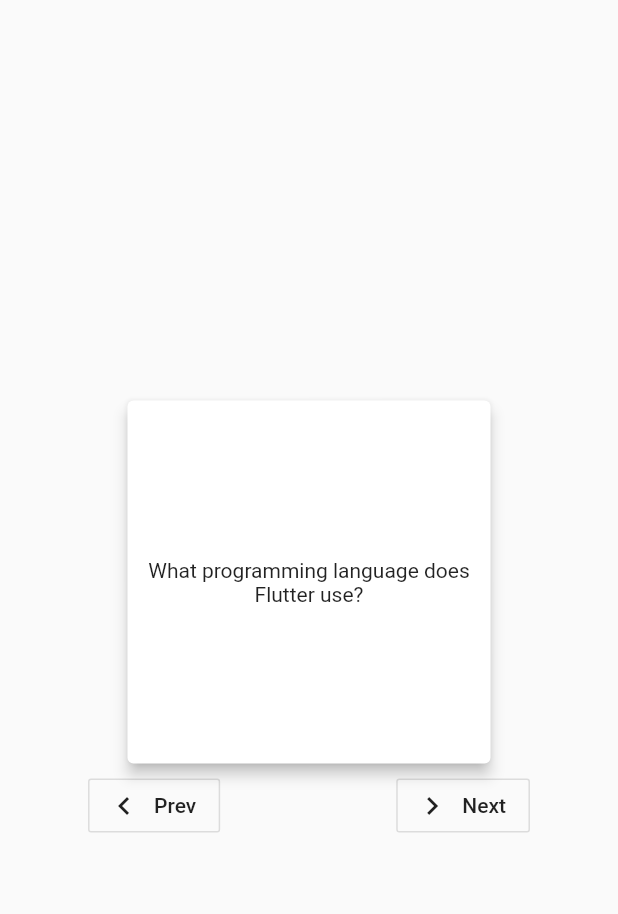
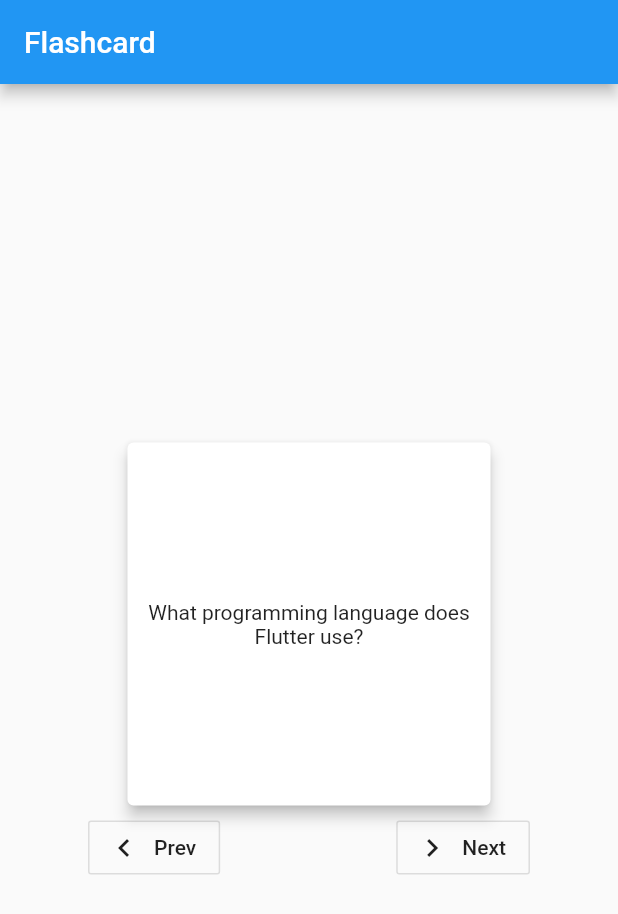
Before and after one commit to Edivri/flashcardsUI, a Flutter app: the screen it shows after launch, on a phone screen of 412 x 824 dp. Shown: the top 914 px of the screen. Run offline on Flutter 3.47's test engine with Material 2 defaults, Android fonts, the phone set to English and light mode, and no system bars; drawn by our look-alikes of flip_card.

Commit message:
Update main.dart

```diff
--- a/lib/main.dart
+++ b/lib/main.dart
@@ -19,8 +19,7 @@ class _MyAppState extends State<MyApp> {
         answer: "Dart"),
     Flashcard(question: "Who you gonna call?", answer: "Batman!"),
     Flashcard(
-        question: "Who writes the best code?",
-        answer: "Ya boi Za Proqrammer!")
+        question: "Who writes the best code?", answer: "Ya boi Za Proqrammer!")
   ];
 
   int _currentIndex = 0;
@@ -30,6 +29,9 @@ class _MyAppState extends State<MyApp> {
     return MaterialApp(
       debugShowCheckedModeBanner: false,
       home: Scaffold(
+        appBar: AppBar(
+          title: Text('Flashcard'),
+        ),
         body: Center(
           child: Column(
             mainAxisAlignment: MainAxisAlignment.center,
```
